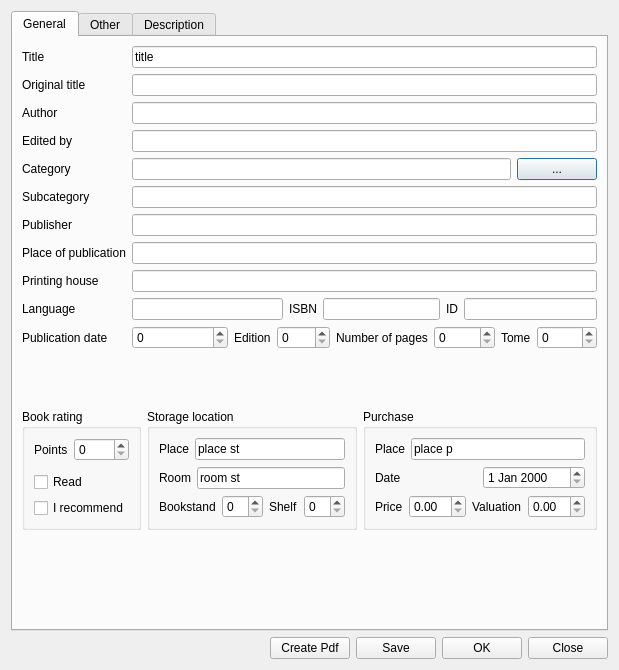
Above: bookeditor.ui from aksi1984/Home-library before the change. Below: the same form after it.
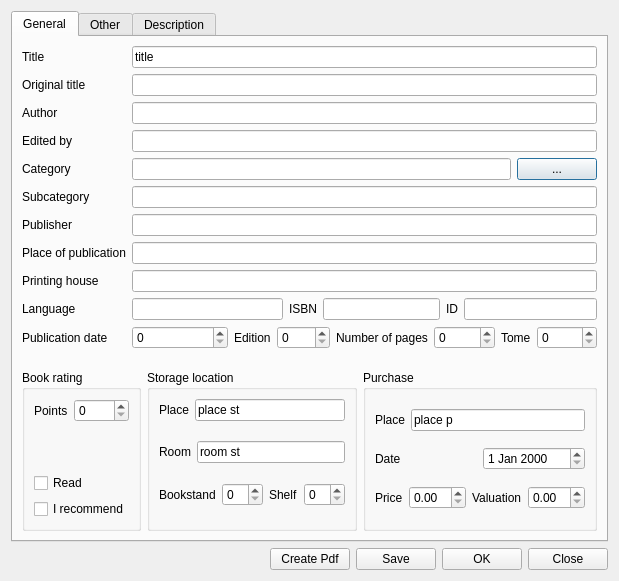
That is the form after the change.

```diff
--- a/bookeditor.ui
+++ b/bookeditor.ui
@@ -7,7 +7,7 @@
     <x>0</x>
     <y>0</y>
     <width>601</width>
-    <height>670</height>
+    <height>552</height>
    </rect>
   </property>
   <property name="windowTitle">
@@ -239,19 +239,6 @@
              </item>
             </layout>
            </item>
-           <item>
-            <spacer name="verticalSpacer_2">
-             <property name="orientation">
-              <enum>Qt::Vertical</enum>
-             </property>
-             <property name="sizeHint" stdset="0">
-              <size>
-               <width>20</width>
-               <height>40</height>
-              </size>
-             </property>
-            </spacer>
-           </item>
            <item>
             <layout class="QHBoxLayout" name="middleLayout_1">
              <property name="topMargin">
@@ -456,22 +443,6 @@
            </item>
           </layout>
          </item>
-         <item>
-          <spacer name="verticalSpacer">
-           <property name="orientation">
-            <enum>Qt::Vertical</enum>
-           </property>
-           <property name="sizeType">
-            <enum>QSizePolicy::Maximum</enum>
-           </property>
-           <property name="sizeHint" stdset="0">
-            <size>
-             <width>10</width>
-             <height>90</height>
-            </size>
-           </property>
-          </spacer>
-         </item>
         </layout>
        </widget>
        <widget class="QWidget" name="tab_2">
```
